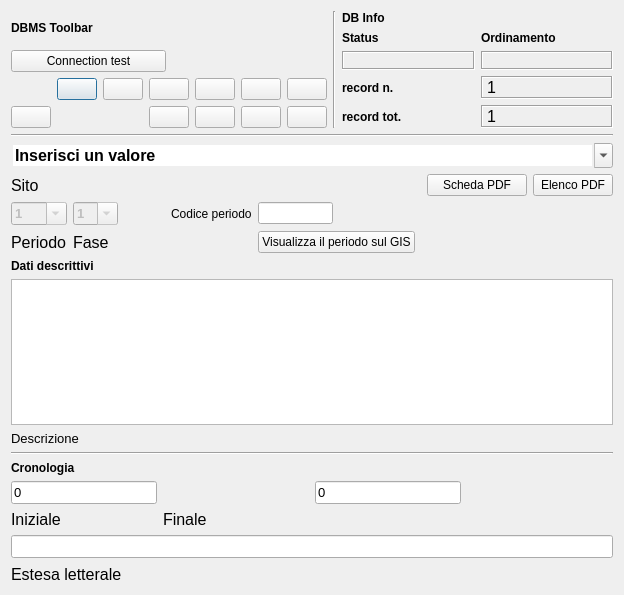
Before: the Qt Designer form gui/ui/Periodizzazione.ui in pyarchinit/pyarchinit, drawn with Qt 5.
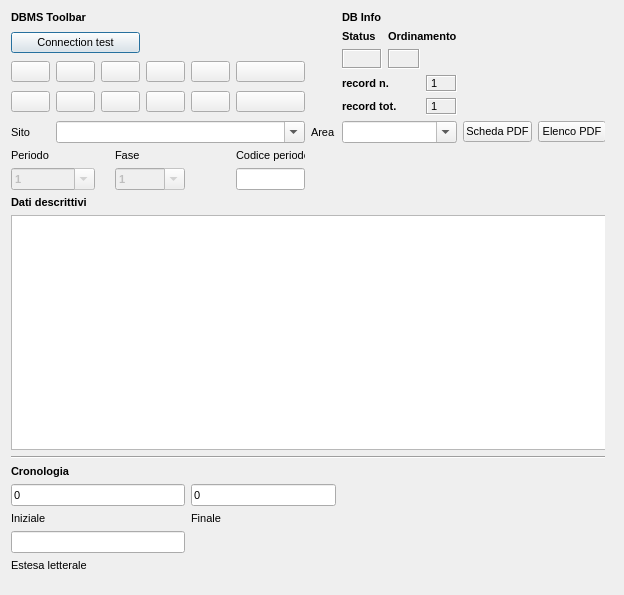
After: the same form once the commit is applied. Icons and pictures are not drawn.

Commit message: v1.0.8 uppdate matrix and new filed in periodization: area

What changed in the file:
```diff
--- a/gui/ui/Periodizzazione.ui
+++ b/gui/ui/Periodizzazione.ui
@@ -23,15 +23,22 @@
    <iconset resource="../../resources/resources.qrc">
     <normaloff>:/icons/iconSite.png</normaloff>:/icons/iconSite.png</iconset>
   </property>
-  <layout class="QGridLayout" name="gridLayout_9">
-   <item row="0" column="0">
-    <layout class="QHBoxLayout" name="horizontalLayout">
-     <item>
-      <layout class="QGridLayout" name="gridLayout_2">
-       <item row="0" column="0">
+  <widget class="QWidget" name="">
+   <property name="geometry">
+    <rect>
+     <x>11</x>
+     <y>11</y>
+     <width>594</width>
+     <height>561</height>
+    </rect>
+   </property>
+   <layout class="QGridLayout" name="gridLayout">
+    <item row="0" column="0" colspan="3">
         <widget class="QLabel" name="label_29">
          <property name="font">
           <font>
+        <family>MS Shell Dlg 2</family>
+        <pointsize>8</pointsize>
            <weight>75</weight>
            <bold>true</bold>
           </font>
@@ -41,10 +48,159 @@
          </property>
         </widget>
        </item>
-       <item row="2" column="0" colspan="2">
-        <layout class="QGridLayout" name="gridLayout">
-         <item row="0" column="5">
+    <item row="0" column="8" colspan="2">
+     <widget class="QLabel" name="label_42">
+      <property name="font">
+       <font>
+        <family>MS Shell Dlg 2</family>
+        <pointsize>8</pointsize>
+        <weight>75</weight>
+        <bold>true</bold>
+       </font>
+      </property>
+      <property name="autoFillBackground">
+       <bool>true</bool>
+      </property>
+      <property name="text">
+       <string>DB Info</string>
+      </property>
+     </widget>
+    </item>
+    <item row="1" column="0" rowspan="2" colspan="4">
+     <widget class="QPushButton" name="pushButton_connect">
+      <property name="font">
+       <font>
+        <family>MS Shell Dlg 2</family>
+        <pointsize>8</pointsize>
+       </font>
+      </property>
+      <property name="text">
+       <string>Connection test</string>
+      </property>
+     </widget>
+    </item>
+    <item row="1" column="8">
+     <widget class="QLabel" name="label_34">
+      <property name="font">
+       <font>
+        <family>MS Shell Dlg 2</family>
+        <pointsize>8</pointsize>
+        <weight>75</weight>
+        <bold>true</bold>
+       </font>
+      </property>
+      <property name="text">
+       <string>Status</string>
+      </property>
+      <property name="margin">
+       <number>0</number>
+      </property>
+     </widget>
+    </item>
+    <item row="1" column="10" colspan="2">
+     <widget class="QLabel" name="label_43">
+      <property name="font">
+       <font>
+        <family>MS Shell Dlg 2</family>
+        <pointsize>8</pointsize>
+        <weight>75</weight>
+        <bold>true</bold>
+       </font>
+      </property>
+      <property name="text">
+       <string>Ordinamento</string>
+      </property>
+      <property name="margin">
+       <number>0</number>
+      </property>
+     </widget>
+    </item>
+    <item row="2" column="8" rowspan="2" colspan="2">
+     <widget class="QLabel" name="label_status">
+      <property name="minimumSize">
+       <size>
+        <width>40</width>
+        <height>0</height>
+       </size>
+      </property>
+      <property name="font">
+       <font>
+        <family>MS Shell Dlg 2</family>
+        <pointsize>8</pointsize>
+        <weight>75</weight>
+        <bold>true</bold>
+       </font>
+      </property>
+      <property name="cursor">
+       <cursorShape>ForbiddenCursor</cursorShape>
+      </property>
+      <property name="mouseTracking">
+       <bool>false</bool>
+      </property>
+      <property name="contextMenuPolicy">
+       <enum>Qt::DefaultContextMenu</enum>
+      </property>
+      <property name="frameShape">
+       <enum>QFrame::Box</enum>
+      </property>
+      <property name="frameShadow">
+       <enum>QFrame::Sunken</enum>
+      </property>
+      <property name="text">
+       <string/>
+      </property>
+      <property name="alignment">
+       <set>Qt::AlignCenter</set>
+      </property>
+      <property name="margin">
+       <number>0</number>
+      </property>
+     </widget>
+    </item>
+    <item row="2" column="10" rowspan="2">
+     <widget class="QLabel" name="label_sort">
+      <property name="font">
+       <font>
+        <family>MS Shell Dlg 2</family>
+        <pointsize>8</pointsize>
+        <weight>75</weight>
+        <bold>true</bold>
+       </font>
+      </property>
+      <property name="cursor">
+       <cursorShape>ForbiddenCursor</cursorShape>
+      </property>
+      <property name="mouseTracking">
+       <bool>false</bool>
+      </property>
+      <property name="contextMenuPolicy">
+       <enum>Qt::DefaultContextMenu</enum>
+      </property>
+      <property name="frameShape">
+       <enum>QFrame::Box</enum>
+      </property>
+      <property name="frameShadow">
+       <enum>QFrame::Sunken</enum>
+      </property>
+      <property name="text">
+       <string/>
+      </property>
+      <property name="alignment">
+       <set>Qt::AlignCenter</set>
+      </property>
+      <property name="margin">
+       <number>0</number>
+      </property>
+     </widget>
+    </item>
+    <item row="3" column="0" rowspan="2">
           <widget class="QPushButton" name="pushButton_first_rec">
+      <property name="font">
+       <font>
+        <family>MS Shell Dlg 2</family>
+        <pointsize>8</pointsize>
+       </font>
+      </property>
            <property name="toolTip">
             <string>First rec</string>
            </property>
@@ -57,8 +213,34 @@
            </property>
           </widget>
          </item>
-         <item row="0" column="7">
+    <item row="3" column="1" rowspan="2">
+     <widget class="QPushButton" name="pushButton_prev_rec">
+      <property name="font">
+       <font>
+        <family>MS Shell Dlg 2</family>
+        <pointsize>8</pointsize>
+       </font>
+      </property>
+      <property name="toolTip">
+       <string>Prev rec</string>
+      </property>
+      <property name="text">
+       <string/>
+      </property>
+      <property name="icon">
+       <iconset resource="../../resources/resources.qrc">
+        <normaloff>:/icons/4_leftArrow.png</normaloff>:/icons/4_leftArrow.png</iconset>
+      </property>
+     </widget>
+    </item>
+    <item row="3" column="2" rowspan="2" colspan="2">
           <widget class="QPushButton" name="pushButton_next_rec">
+      <property name="font">
+       <font>
+        <family>MS Shell Dlg 2</family>
+        <pointsize>8</pointsize>
+       </font>
+      </property>
            <property name="toolTip">
             <string>Next rec</string>
            </property>
@@ -71,8 +253,14 @@
            </property>
           </widget>
          </item>
-         <item row="0" column="8">
+    <item row="3" column="4" rowspan="2">
           <widget class="QPushButton" name="pushButton_last_rec">
+      <property name="font">
+       <font>
+        <family>MS Shell Dlg 2</family>
+        <pointsize>8</pointsize>
+       </font>
+      </property>
            <property name="toolTip">
             <string>Last rec</string>
            </property>
@@ -85,11 +273,12 @@
            </property>
           </widget>
          </item>
-         <item row="0" column="9">
+    <item row="3" column="5" rowspan="2">
           <widget class="QPushButton" name="pushButton_new_rec">
            <property name="font">
             <font>
-             <pointsize>9</pointsize>
+        <family>MS Shell Dlg 2</family>
+        <pointsize>8</pointsize>
             </font>
            </property>
            <property name="toolTip">
@@ -104,11 +293,12 @@
            </property>
           </widget>
          </item>
-         <item row="0" column="10">
+    <item row="3" column="6" rowspan="2">
           <widget class="QPushButton" name="pushButton_save">
            <property name="font">
             <font>
-             <pointsize>9</pointsize>
+        <family>MS Shell Dlg 2</family>
+        <pointsize>8</pointsize>
             </font>
            </property>
            <property name="toolTip">
@@ -126,11 +316,98 @@
            </property>
           </widget>
          </item>
-         <item row="1" column="7">
+    <item row="4" column="8" rowspan="2" colspan="3">
+     <widget class="QLabel" name="label_27">
+      <property name="font">
+       <font>
+        <family>MS Shell Dlg 2</family>
+        <pointsize>8</pointsize>
+        <weight>75</weight>
+        <bold>true</bold>
+       </font>
+      </property>
+      <property name="text">
+       <string>record n.</string>
+      </property>
+      <property name="margin">
+       <number>0</number>
+      </property>
+     </widget>
+    </item>
+    <item row="4" column="11" rowspan="2">
+     <widget class="QLabel" name="label_rec_corrente">
+      <property name="font">
+       <font>
+        <family>MS Shell Dlg 2</family>
+        <pointsize>8</pointsize>
+       </font>
+      </property>
+      <property name="cursor">
+       <cursorShape>ForbiddenCursor</cursorShape>
+      </property>
+      <property name="mouseTracking">
+       <bool>false</bool>
+      </property>
+      <property name="contextMenuPolicy">
+       <enum>Qt::DefaultContextMenu</enum>
+      </property>
+      <property name="frameShape">
+       <enum>QFrame::Box</enum>
+      </property>
+      <property name="frameShadow">
+       <enum>QFrame::Sunken</enum>
+      </property>
+      <property name="text">
+       <string>1</string>
+      </property>
+     </widget>
+    </item>
+    <item row="5" column="0" rowspan="2">
+     <widget class="QPushButton" name="pushButton_show_periodo">
+      <property name="font">
+       <font>
+        <family>MS Shell Dlg 2</family>
+        <pointsize>8</pointsize>
+       </font>
+      </property>
+      <property name="text">
+       <string/>
+      </property>
+      <property name="icon">
+       <iconset resource="../../resources/resources.qrc">
+        <normaloff>:/icons/GIS.png</normaloff>:/icons/GIS.png</iconset>
+      </property>
+     </widget>
+    </item>
+    <item row="5" column="1" rowspan="2">
+     <widget class="QPushButton" name="pushButton_delete">
+      <property name="enabled">
+       <bool>true</bool>
+      </property>
+      <property name="font">
+       <font>
+        <family>MS Shell Dlg 2</family>
+        <pointsize>8</pointsize>
+       </font>
+      </property>
+      <property name="toolTip">
+       <string>Delete record</string>
+      </property>
+      <property name="text">
+       <string/>
+      </property>
+      <property name="icon">
+       <iconset resource="../../resources/resources.qrc">
+        <normaloff>:/icons/delete.png</normaloff>:/icons/delete.png</iconset>
+      </property>
+     </widget>
+    </item>
+    <item row="5" column="2" rowspan="2" colspan="2">
           <widget class="QPushButton" name="pushButton_new_search">
            <property name="font">
             <font>
-             <pointsize>9</pointsize>
+        <family>MS Shell Dlg 2</family>
+        <pointsize>8</pointsize>
             </font>
            </property>
            <property name="toolTip">
@@ -145,11 +422,12 @@
            </property>
           </widget>
          </item>
-         <item row="1" column="8">
+    <item row="5" column="4" rowspan="2">
           <widget class="QPushButton" name="pushButton_search_go">
            <property name="font">
             <font>
-             <pointsize>9</pointsize>
+        <family>MS Shell Dlg 2</family>
+        <pointsize>8</pointsize>
             </font>
            </property>
            <property name="toolTip">
@@ -164,11 +442,12 @@
            </property>
           </widget>
          </item>
-         <item row="1" column="9">
+    <item row="5" column="5" rowspan="2">
           <widget class="QPushButton" name="pushButton_sort">
            <property name="font">
             <font>
-             <pointsize>9</pointsize>
+        <family>MS Shell Dlg 2</family>
+        <pointsize>8</pointsize>
             </font>
            </property>
            <property name="toolTip">
@@ -183,11 +462,12 @@
            </property>
           </widget>
          </item>
-         <item row="1" column="10">
+    <item row="5" column="6" rowspan="2">
           <widget class="QPushButton" name="pushButton_view_all">
            <property name="font">
             <font>
-             <pointsize>9</pointsize>
+        <family>MS Shell Dlg 2</family>
+        <pointsize>8</pointsize>
             </font>
            </property>
            <property name="toolTip">
@@ -202,244 +482,12 @@
            </property>
           </widget>
          </item>
-         <item row="1" column="2">
-          <widget class="QPushButton" name="pushButton_delete">
-           <property name="enabled">
-            <bool>true</bool>
-           </property>
-           <property name="font">
-            <font>
-             <pointsize>9</pointsize>
-            </font>
-           </property>
-           <property name="toolTip">
-            <string>Delete record</string>
-           </property>
-           <property name="text">
-            <string/>
-           </property>
-           <property name="icon">
-            <iconset resource="../../resources/resources.qrc">
-             <normaloff>:/icons/delete.png</normaloff>:/icons/delete.png</iconset>
-           </property>
-          </widget>
-         </item>
-         <item row="0" column="6">
-          <widget class="QPushButton" name="pushButton_prev_rec">
-           <property name="toolTip">
-            <string>Prev rec</string>
-           </property>
-           <property name="text">
-            <string/>
-           </property>
-           <property name="icon">
-            <iconset resource="../../resources/resources.qrc">
-             <normaloff>:/icons/4_leftArrow.png</normaloff>:/icons/4_leftArrow.png</iconset>
-           </property>
-          </widget>
-         </item>
-        </layout>
-       </item>
-       <item row="1" column="0">
-        <widget class="QPushButton" name="pushButton_connect">
-         <property name="text">
-          <string>Connection test</string>
-         </property>
-        </widget>
-       </item>
-      </layout>
-     </item>
-     <item>
-      <widget class="Line" name="line_6">
-       <property name="orientation">
-        <enum>Qt::Vertical</enum>
-       </property>
-      </widget>
-     </item>
-     <item>
-      <layout class="QGridLayout" name="gridLayout_5">
-       <item row="0" column="0">
-        <widget class="QLabel" name="label_42">
-         <property name="font">
-          <font>
-           <weight>75</weight>
-           <bold>true</bold>
-          </font>
-         </property>
-         <property name="autoFillBackground">
-          <bool>true</bool>
-         </property>
-         <property name="text">
-          <string>DB Info</string>
-         </property>
-        </widget>
-       </item>
-       <item row="1" column="0">
-        <layout class="QGridLayout" name="gridLayout_4">
-         <item row="0" column="1">
-          <widget class="QLabel" name="label_43">
-           <property name="font">
-            <font>
-             <pointsize>9</pointsize>
-             <weight>75</weight>
-             <bold>true</bold>
-            </font>
-           </property>
-           <property name="text">
-            <string>Ordinamento</string>
-           </property>
-           <property name="margin">
-            <number>0</number>
-           </property>
-          </widget>
-         </item>
-         <item row="1" column="0">
-          <widget class="QLabel" name="label_status">
-           <property name="minimumSize">
-            <size>
-             <width>40</width>
-             <height>0</height>
-            </size>
-           </property>
-           <property name="font">
-            <font>
-             <pointsize>10</pointsize>
-             <weight>75</weight>
-             <bold>true</bold>
-            </font>
-           </property>
-           <property name="cursor">
-            <cursorShape>ForbiddenCursor</cursorShape>
-           </property>
-           <property name="mouseTracking">
-            <bool>false</bool>
-           </property>
-           <property name="contextMenuPolicy">
-            <enum>Qt::DefaultContextMenu</enum>
-           </property>
-           <property name="frameShape">
-            <enum>QFrame::Box</enum>
-           </property>
-           <property name="frameShadow">
-            <enum>QFrame::Sunken</enum>
-           </property>
-           <property name="text">
-            <string/>
-           </property>
-           <property name="alignment">
-            <set>Qt::AlignCenter</set>
-           </property>
-           <property name="margin">
-            <number>0</number>
-           </property>
-          </widget>
-         </item>
-         <item row="1" column="1">
-          <widget class="QLabel" name="label_sort">
-           <property name="font">
-            <font>
-             <pointsize>10</pointsize>
-             <weight>75</weight>
-             <bold>true</bold>
-            </font>
-           </property>
-           <property name="cursor">
-            <cursorShape>ForbiddenCursor</cursorShape>
-           </property>
-           <property name="mouseTracking">
-            <bool>false</bool>
-           </property>
-           <property name="contextMenuPolicy">
-            <enum>Qt::DefaultContextMenu</enum>
-           </property>
-           <property name="frameShape">
-            <enum>QFrame::Box</enum>
-           </property>
-           <property name="frameShadow">
-            <enum>QFrame::Sunken</enum>
-           </property>
-           <property name="text">
-            <string/>
-           </property>
-           <property name="alignment">
-            <set>Qt::AlignCenter</set>
-           </property>
-           <property name="margin">
-            <number>0</number>
-           </property>
-          </widget>
-         </item>
-         <item row="0" column="0">
-          <widget class="QLabel" name="label_34">
-           <property name="font">
-            <font>
-             <pointsize>9</pointsize>
-             <weight>75</weight>
-             <bold>true</bold>
-            </font>
-           </property>
-           <property name="text">
-            <string>Status</string>
-           </property>
-           <property name="margin">
-            <number>0</number>
-           </property>
-          </widget>
-         </item>
-        </layout>
-       </item>
-       <item row="2" column="0">
-        <layout class="QGridLayout" name="gridLayout_3">
-         <item row="0" column="0">
-          <widget class="QLabel" name="label_27">
-           <property name="font">
-            <font>
-             <pointsize>9</pointsize>
-             <weight>75</weight>
-             <bold>true</bold>
-            </font>
-           </property>
-           <property name="text">
-            <string>record n.</string>
-           </property>
-           <property name="margin">
-            <number>0</number>
-           </property>
-          </widget>
-         </item>
-         <item row="0" column="1">
-          <widget class="QLabel" name="label_rec_corrente">
-           <property name="font">
-            <font>
-             <family>Microsoft Sans Serif</family>
-             <pointsize>12</pointsize>
-            </font>
-           </property>
-           <property name="cursor">
-            <cursorShape>ForbiddenCursor</cursorShape>
-           </property>
-           <property name="mouseTracking">
-            <bool>false</bool>
-           </property>
-           <property name="contextMenuPolicy">
-            <enum>Qt::DefaultContextMenu</enum>
-           </property>
-           <property name="frameShape">
-            <enum>QFrame::Box</enum>
-           </property>
-           <property name="frameShadow">
-            <enum>QFrame::Sunken</enum>
-           </property>
-           <property name="text">
-            <string>1</string>
-           </property>
-          </widget>
-         </item>
-         <item row="1" column="0">
+    <item row="6" column="8" colspan="3">
           <widget class="QLabel" name="label_28">
            <property name="font">
             <font>
-             <pointsize>9</pointsize>
+        <family>MS Shell Dlg 2</family>
+        <pointsize>8</pointsize>
              <weight>75</weight>
              <bold>true</bold>
             </font>
@@ -452,12 +500,12 @@
            </property>
           </widget>
          </item>
-         <item row="1" column="1">
+    <item row="6" column="11">
           <widget class="QLabel" name="label_rec_tot">
            <property name="font">
             <font>
-             <family>Microsoft Sans Serif</family>
-             <pointsize>12</pointsize>
+        <family>MS Shell Dlg 2</family>
+        <pointsize>8</pointsize>
             </font>
            </property>
            <property name="cursor">
@@ -480,69 +528,12 @@
            </property>
           </widget>
          </item>
-        </layout>
-       </item>
-      </layout>
-     </item>
-    </layout>
-   </item>
-   <item row="1" column="0">
-    <widget class="Line" name="line_8">
-     <property name="font">
-      <font>
-       <weight>75</weight>
-       <bold>true</bold>
-      </font>
-     </property>
-     <property name="orientation">
-      <enum>Qt::Horizontal</enum>
-     </property>
-    </widget>
-   </item>
-   <item row="2" column="0">
-    <layout class="QGridLayout" name="gridLayout_7">
-     <item row="0" column="0" rowspan="3" colspan="8">
-      <widget class="QComboBox" name="comboBox_sito">
-       <property name="enabled">
-        <bool>true</bool>
-       </property>
-       <property name="font">
-        <font>
-         <pointsize>12</pointsize>
-         <weight>75</weight>
-         <bold>true</bold>
-        </font>
-       </property>
-       <property name="mouseTracking">
-        <bool>true</bool>
-       </property>
-       <property name="contextMenuPolicy">
-        <enum>Qt::NoContextMenu</enum>
-       </property>
-       <property name="editable">
-        <bool>true</bool>
-       </property>
-       <property name="maxVisibleItems">
-        <number>99999</number>
-       </property>
-       <property name="maxCount">
-        <number>2147483647</number>
-       </property>
-       <property name="frame">
-        <bool>false</bool>
-       </property>
-       <item>
-        <property name="text">
-         <string>Inserisci un valore</string>
-        </property>
-       </item>
-      </widget>
-     </item>
-     <item row="3" column="0">
+    <item row="7" column="0">
       <widget class="QLabel" name="label">
        <property name="font">
         <font>
-         <pointsize>12</pointsize>
+        <family>MS Shell Dlg 2</family>
+        <pointsize>8</pointsize>
         </font>
        </property>
        <property name="text">
@@ -550,14 +541,97 @@
        </property>
       </widget>
      </item>
-     <item row="6" column="0">
+    <item row="7" column="7">
+     <widget class="QLabel" name="label_3">
+      <property name="font">
+       <font>
+        <family>MS Shell Dlg 2</family>
+        <pointsize>8</pointsize>
+       </font>
+      </property>
+      <property name="text">
+       <string>Area</string>
+      </property>
+     </widget>
+    </item>
+    <item row="7" column="12">
+     <widget class="QPushButton" name="pushButton_pdf_scheda_exp">
+      <property name="font">
+       <font>
+        <family>MS Shell Dlg 2</family>
+        <pointsize>8</pointsize>
+       </font>
+      </property>
+      <property name="text">
+       <string>Scheda PDF</string>
+      </property>
+      <property name="icon">
+       <iconset>
+        <normaloff>:/icons/pdf-icon.jpg</normaloff>:/icons/pdf-icon.jpg</iconset>
+      </property>
+     </widget>
+    </item>
+    <item row="7" column="13">
+     <widget class="QPushButton" name="pushButton_pdf_lista_exp">
+      <property name="font">
+       <font>
+        <family>MS Shell Dlg 2</family>
+        <pointsize>8</pointsize>
+       </font>
+      </property>
+      <property name="text">
+       <string>Elenco PDF</string>
+      </property>
+     </widget>
+    </item>
+    <item row="8" column="0" colspan="2">
+     <widget class="QLabel" name="label_7">
+      <property name="font">
+       <font>
+        <family>MS Shell Dlg 2</family>
+        <pointsize>8</pointsize>
+       </font>
+      </property>
+      <property name="text">
+       <string>Periodo</string>
+      </property>
+     </widget>
+    </item>
+    <item row="8" column="3">
+     <widget class="QLabel" name="label_8">
+      <property name="font">
+       <font>
+        <family>MS Shell Dlg 2</family>
+        <pointsize>8</pointsize>
+       </font>
+      </property>
+      <property name="text">
+       <string>Fase</string>
+      </property>
+     </widget>
+    </item>
+    <item row="8" column="6">
+     <widget class="QLabel" name="label_2">
+      <property name="font">
+       <font>
+        <family>MS Shell Dlg 2</family>
+        <pointsize>8</pointsize>
+       </font>
+      </property>
+      <property name="text">
+       <string>Codice periodo</string>
+      </property>
+     </widget>
+    </item>
+    <item row="9" column="0" colspan="2">
       <widget class="QComboBox" name="comboBox_periodo">
        <property name="enabled">
         <bool>false</bool>
        </property>
        <property name="font">
         <font>
-         <pointsize>10</pointsize>
+        <family>MS Shell Dlg 2</family>
+        <pointsize>8</pointsize>
          <weight>75</weight>
          <bold>true</bold>
         </font>
@@ -641,14 +715,15 @@
        </item>
       </widget>
      </item>
-     <item row="6" column="1">
+    <item row="9" column="3" colspan="2">
       <widget class="QComboBox" name="comboBox_fase">
        <property name="enabled">
         <bool>false</bool>
        </property>
        <property name="font">
         <font>
-         <pointsize>10</pointsize>
+        <family>MS Shell Dlg 2</family>
+        <pointsize>8</pointsize>
          <weight>75</weight>
          <bold>true</bold>
         </font>
@@ -733,31 +808,7 @@
        </item>
       </widget>
      </item>
-     <item row="7" column="1">
-      <widget class="QLabel" name="label_8">
-       <property name="font">
-        <font>
-         <pointsize>12</pointsize>
-        </font>
-       </property>
-       <property name="text">
-        <string>Fase</string>
-       </property>
-      </widget>
-     </item>
-     <item row="7" column="0">
-      <widget class="QLabel" name="label_7">
-       <property name="font">
-        <font>
-         <pointsize>12</pointsize>
-        </font>
-       </property>
-       <property name="text">
-        <string>Periodo</string>
-       </property>
-      </widget>
-     </item>
-     <item row="6" column="4">
+    <item row="9" column="6">
       <widget class="QLineEdit" name="lineEdit_codice_periodo">
        <property name="maximumSize">
         <size>
@@ -765,101 +816,45 @@
          <height>16777215</height>
         </size>
        </property>
-      </widget>
-     </item>
-     <item row="6" column="3">
-      <widget class="QLabel" name="label_2">
-       <property name="text">
-        <string>Codice periodo</string>
+      <property name="font">
+       <font>
+        <family>MS Shell Dlg 2</family>
+        <pointsize>8</pointsize>
+       </font>
        </property>
       </widget>
      </item>
-     <item row="6" column="7">
-      <spacer name="horizontalSpacer_6">
-       <property name="orientation">
-        <enum>Qt::Horizontal</enum>
-       </property>
-       <property name="sizeHint" stdset="0">
-        <size>
-         <width>40</width>
-         <height>20</height>
-        </size>
-       </property>
-      </spacer>
-     </item>
-     <item row="6" column="6">
-      <spacer name="horizontalSpacer_7">
-       <property name="orientation">
-        <enum>Qt::Horizontal</enum>
-       </property>
-       <property name="sizeHint" stdset="0">
-        <size>
-         <width>100</width>
-         <height>20</height>
-        </size>
-       </property>
-      </spacer>
-     </item>
-     <item row="6" column="2">
-      <spacer name="horizontalSpacer_9">
-       <property name="orientation">
-        <enum>Qt::Horizontal</enum>
-       </property>
-       <property name="sizeHint" stdset="0">
-        <size>
-         <width>40</width>
-         <height>20</height>
-        </size>
-       </property>
-      </spacer>
-     </item>
-     <item row="7" column="4">
-      <widget class="QPushButton" name="pushButton_show_periodo">
+    <item row="10" column="0" colspan="3">
+     <widget class="QLabel" name="label_13">
+      <property name="font">
+       <font>
+        <family>MS Shell Dlg 2</family>
+        <pointsize>8</pointsize>
+        <weight>75</weight>
+        <bold>true</bold>
+       </font>
+      </property>
        <property name="text">
-        <string>Visualizza il periodo sul GIS</string>
+       <string>Dati descrittivi</string>
        </property>
       </widget>
      </item>
-     <item row="3" column="7">
-      <widget class="QPushButton" name="pushButton_pdf_lista_exp">
-       <property name="text">
-        <string>Elenco PDF</string>
-       </property>
-      </widget>
-     </item>
-     <item row="3" column="6">
-      <widget class="QPushButton" name="pushButton_pdf_scheda_exp">
-       <property name="text">
-        <string>Scheda PDF</string>
-       </property>
-       <property name="icon">
-        <iconset>
-         <normaloff>:/icons/pdf-icon.jpg</normaloff>:/icons/pdf-icon.jpg</iconset>
-       </property>
-      </widget>
-     </item>
-    </layout>
-   </item>
-   <item row="3" column="0">
-    <layout class="QVBoxLayout" name="verticalLayout_2">
-     <item>
-      <layout class="QGridLayout" name="gridLayout_6">
-       <item row="3" column="0" colspan="2">
-        <widget class="QLabel" name="label_6">
+    <item row="11" column="0" colspan="14">
+     <widget class="QTextEdit" name="textEdit_descrizione_per">
          <property name="font">
           <font>
-           <pointsize>10</pointsize>
-          </font>
-         </property>
-         <property name="text">
-          <string>Descrizione </string>
-         </property>
-        </widget>
-       </item>
-       <item row="4" column="0" rowspan="2" colspan="4">
+        <family>MS Shell Dlg 2</family>
+        <pointsize>8</pointsize>
+       </font>
+      </property>
+     </widget>
+    </item>
+    <item row="12" column="0" colspan="14">
         <widget class="Line" name="line_10">
          <property name="font">
           <font>
+        <family>MS Shell Dlg 2</family>
+        <pointsize>8</pointsize>
            <weight>75</weight>
            <bold>true</bold>
           </font>
@@ -869,10 +864,12 @@
          </property>
         </widget>
        </item>
-       <item row="9" column="0">
+    <item row="13" column="0" colspan="2">
         <widget class="QLabel" name="label_38">
          <property name="font">
           <font>
+        <family>MS Shell Dlg 2</family>
+        <pointsize>8</pointsize>
            <weight>75</weight>
            <bold>true</bold>
           </font>
@@ -882,11 +879,12 @@
          </property>
         </widget>
        </item>
-       <item row="10" column="0">
+    <item row="14" column="0" colspan="5">
         <widget class="QLineEdit" name="lineEdit_cron_iniz">
          <property name="font">
           <font>
-           <pointsize>10</pointsize>
+        <family>MS Shell Dlg 2</family>
+        <pointsize>8</pointsize>
           </font>
          </property>
          <property name="text">
@@ -894,11 +892,25 @@
          </property>
         </widget>
        </item>
-       <item row="11" column="0">
+    <item row="14" column="5" colspan="3">
+     <widget class="QLineEdit" name="lineEdit_cron_fin">
+      <property name="font">
+       <font>
+        <family>MS Shell Dlg 2</family>
+        <pointsize>8</pointsize>
+       </font>
+      </property>
+      <property name="text">
+       <string>0</string>
+      </property>
+     </widget>
+    </item>
+    <item row="15" column="0" colspan="2">
         <widget class="QLabel" name="label_37">
          <property name="font">
           <font>
-           <pointsize>12</pointsize>
+        <family>MS Shell Dlg 2</family>
+        <pointsize>8</pointsize>
           </font>
          </property>
          <property name="text">
@@ -906,11 +918,12 @@
          </property>
         </widget>
        </item>
-       <item row="11" column="1">
+    <item row="15" column="5" colspan="2">
         <widget class="QLabel" name="label_14">
          <property name="font">
           <font>
-           <pointsize>12</pointsize>
+        <family>MS Shell Dlg 2</family>
+        <pointsize>8</pointsize>
           </font>
          </property>
          <property name="text">
@@ -918,75 +931,12 @@
          </property>
         </widget>
        </item>
-       <item row="2" column="0" colspan="4">
-        <widget class="QTextEdit" name="textEdit_descrizione_per">
-         <property name="font">
-          <font>
-           <pointsize>10</pointsize>
-          </font>
-         </property>
-        </widget>
-       </item>
-       <item row="10" column="2">
-        <widget class="QLineEdit" name="lineEdit_cron_fin">
-         <property name="font">
-          <font>
-           <pointsize>10</pointsize>
-          </font>
-         </property>
-         <property name="text">
-          <string>0</string>
-         </property>
-        </widget>
-       </item>
-       <item row="10" column="1">
-        <spacer name="horizontalSpacer_3">
-         <property name="orientation">
-          <enum>Qt::Horizontal</enum>
-         </property>
-         <property name="sizeHint" stdset="0">
-          <size>
-           <width>38</width>
-           <height>19</height>
-          </size>
-         </property>
-        </spacer>
-       </item>
-       <item row="10" column="3">
-        <spacer name="horizontalSpacer_4">
-         <property name="orientation">
-          <enum>Qt::Horizontal</enum>
-         </property>
-         <property name="sizeHint" stdset="0">
-          <size>
-           <width>40</width>
-           <height>20</height>
-          </size>
-         </property>
-        </spacer>
-       </item>
-       <item row="1" column="0">
-        <widget class="QLabel" name="label_13">
-         <property name="font">
-          <font>
-           <weight>75</weight>
-           <bold>true</bold>
-          </font>
-         </property>
-         <property name="text">
-          <string>Dati descrittivi</string>
-         </property>
-        </widget>
-       </item>
-      </layout>
-     </item>
-     <item>
-      <layout class="QGridLayout" name="gridLayout_8">
-       <item row="0" column="0" colspan="2">
+    <item row="16" column="0" colspan="5">
         <widget class="QLineEdit" name="lineEdit_per_estesa">
          <property name="font">
           <font>
-           <pointsize>10</pointsize>
+        <family>MS Shell Dlg 2</family>
+        <pointsize>8</pointsize>
           </font>
          </property>
          <property name="text">
@@ -994,11 +944,12 @@
          </property>
         </widget>
        </item>
-       <item row="1" column="0">
+    <item row="17" column="0" colspan="3">
         <widget class="QLabel" name="label_25">
          <property name="font">
           <font>
-           <pointsize>12</pointsize>
+        <family>MS Shell Dlg 2</family>
+        <pointsize>8</pointsize>
           </font>
          </property>
          <property name="text">
@@ -1006,24 +957,99 @@
          </property>
         </widget>
        </item>
-       <item row="1" column="1">
-        <spacer name="horizontalSpacer_5">
-         <property name="orientation">
-          <enum>Qt::Horizontal</enum>
-         </property>
-         <property name="sizeHint" stdset="0">
-          <size>
-           <width>418</width>
-           <height>20</height>
-          </size>
-         </property>
-        </spacer>
-       </item>
-      </layout>
-     </item>
-    </layout>
-   </item>
-  </layout>
+    <item row="7" column="1" colspan="6">
+     <widget class="QComboBox" name="comboBox_sito">
+      <property name="enabled">
+       <bool>true</bool>
+      </property>
+      <property name="font">
+       <font>
+        <family>MS Shell Dlg 2</family>
+        <pointsize>8</pointsize>
+        <weight>75</weight>
+        <bold>true</bold>
+       </font>
+      </property>
+      <property name="mouseTracking">
+       <bool>true</bool>
+      </property>
+      <property name="contextMenuPolicy">
+       <enum>Qt::NoContextMenu</enum>
+      </property>
+      <property name="editable">
+       <bool>true</bool>
+      </property>
+      <property name="maxVisibleItems">
+       <number>99999</number>
+      </property>
+      <property name="maxCount">
+       <number>2147483647</number>
+      </property>
+      <property name="frame">
+       <bool>true</bool>
+      </property>
+      <item>
+       <property name="text">
+        <string/>
+       </property>
+      </item>
+     </widget>
+    </item>
+    <item row="7" column="8" colspan="4">
+     <widget class="QComboBox" name="comboBox_area">
+      <property name="font">
+       <font>
+        <family>MS Shell Dlg 2</family>
+        <pointsize>8</pointsize>
+       </font>
+      </property>
+      <property name="editable">
+       <bool>true</bool>
+      </property>
+      <item>
+       <property name="text">
+        <string/>
+       </property>
+      </item>
+      <item>
+       <property name="text">
+        <string>1</string>
+       </property>
+      </item>
+      <item>
+       <property name="text">
+        <string>2</string>
+       </property>
+      </item>
+      <item>
+       <property name="text">
+        <string>3</string>
+       </property>
+      </item>
+      <item>
+       <property name="text">
+        <string>4</string>
+       </property>
+      </item>
+      <item>
+       <property name="text">
+        <string>5</string>
+       </property>
+      </item>
+      <item>
+       <property name="text">
+        <string>6</string>
+       </property>
+      </item>
+      <item>
+       <property name="text">
+        <string>7</string>
+       </property>
+      </item>
+     </widget>
+    </item>
+   </layout>
+  </widget>
  </widget>
  <resources>
   <include location="../../resources/resources.qrc"/>
```
Lines whose indentation alone changed are shown as unchanged. The commit also changes 8 other files.
